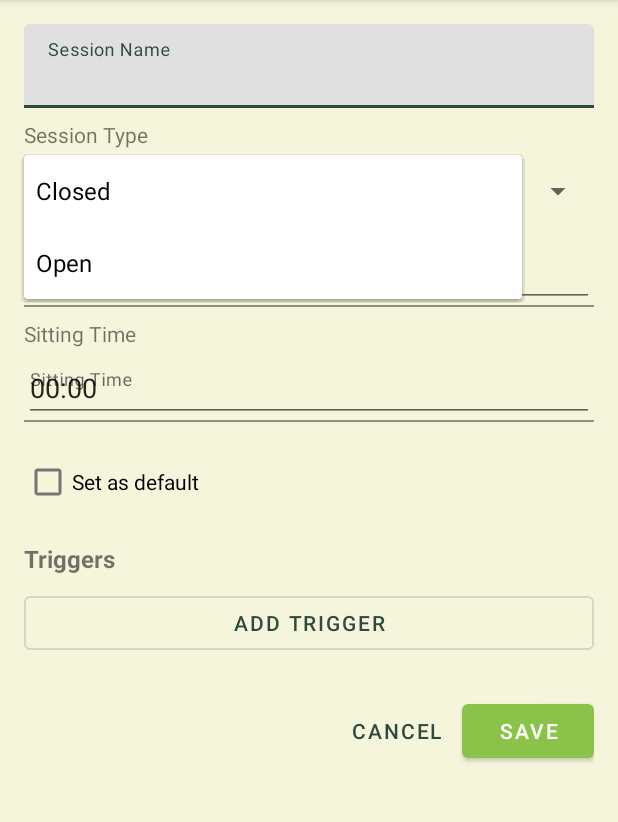
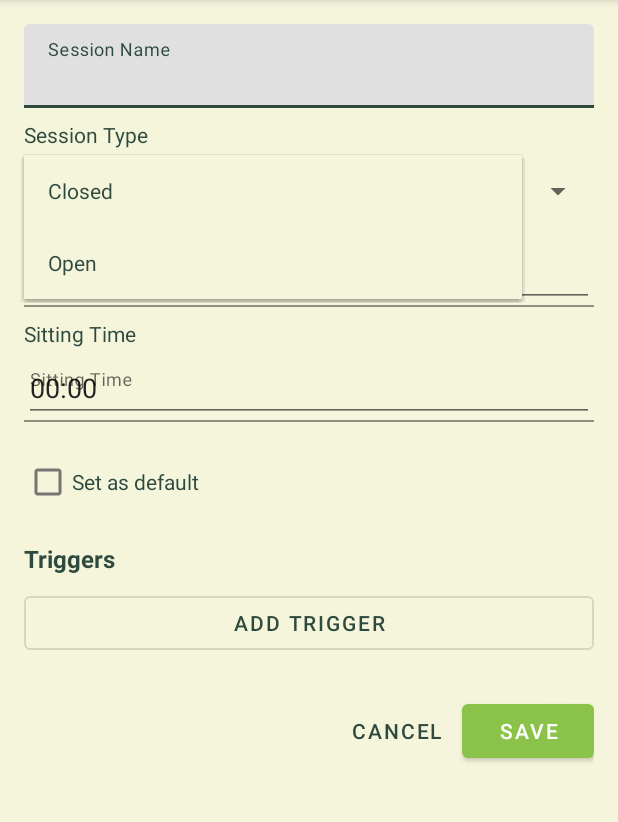
Before and after one commit to LRosa2/MyMeditation, an Android app: the SessionEditActivity screen opened directly, with no data from a screen before it, after a tap on "Closed", on a phone screen of 412 x 824 dp, the part 84-906 px from its top. Run offline under Robolectric (Android 15) with nearby library versions, the light colour scheme and no system bars; our stand-ins replace Room's generated code.

Commit message:
Added explicit android:textColor="@color/meditation_text" (dark green #2E4A3E) to all TextViews across layouts that lacked it. The root cause was the DayNight theme — in dark mode, default text is white, which is invisible on the beige (#F5F5DC) background.
Layouts fixed:

@d:\work\Projects\OtherProjects\MyMeditation\app\src\main\res\layout\item_session.xml — txtSessionType
@d:\work\Projects\OtherProjects\MyMeditation\app\src\main\res\layout\activity_sessions.xml — txtEmpty
@d:\work\Projects\OtherProjects\MyMeditation\app\src\main\res\layout\item_trigger.xml — txtTriggerTime, txtTriggerType, txtTriggerDetails
@d:\work\Projects\OtherProjects\MyMeditation\app\src\main\res\layout\item_reminder.xml — txtReminderTime, txtReminderMessage, txtReminderThreshold
@d:\work\Projects\OtherProjects\MyMeditation\app\src\main\res\layout\item_log_entry.xml — txtLogSession, txtLogDate, txtLogDuration
@d:\work\Projects\OtherProjects\MyMeditation\app\src\main\res\layout\item_chain.xml — txtChainRange
@d:\work\Projects\OtherProjects\MyMeditation\app\src\main\res\layout\activity_statistics.xml — all time/count TextViews + chains min minutes label

```diff
--- a/app/src/main/java/com/mymeditation/app/ui/main/MainActivity.kt
+++ b/app/src/main/java/com/mymeditation/app/ui/main/MainActivity.kt
@@ -214,8 +214,8 @@ class MainActivity : AppCompatActivity() {
         }
 
         val names = sessions.map { it.name }
-        val adapter = ArrayAdapter(this, android.R.layout.simple_spinner_item, names)
-        adapter.setDropDownViewResource(android.R.layout.simple_spinner_dropdown_item)
+        val adapter = ArrayAdapter(this, R.layout.spinner_item_dark, names)
+        adapter.setDropDownViewResource(R.layout.spinner_dropdown_item_dark)
         binding.spinnerSession.adapter = adapter
 
         // Select default or last used session
--- a/app/src/main/java/com/mymeditation/app/ui/sessions/SessionEditActivity.kt
+++ b/app/src/main/java/com/mymeditation/app/ui/sessions/SessionEditActivity.kt
@@ -72,10 +72,10 @@ class SessionEditActivity : AppCompatActivity() {
         // Setup type spinner
         val typeAdapter = ArrayAdapter(
             this,
-            android.R.layout.simple_spinner_item,
+            R.layout.spinner_item_dark,
             listOf("Closed", "Open")
         )
-        typeAdapter.setDropDownViewResource(android.R.layout.simple_spinner_dropdown_item)
+        typeAdapter.setDropDownViewResource(R.layout.spinner_dropdown_item_dark)
         binding.spinnerType.adapter = typeAdapter
 
         binding.spinnerType.onItemSelectedListener = object : android.widget.AdapterView.OnItemSelectedListener {
@@ -203,10 +203,10 @@ class SessionEditActivity : AppCompatActivity() {
         // Setup trigger type spinner
         val triggerTypeAdapter = ArrayAdapter(
             this,
-            android.R.layout.simple_spinner_item,
+            R.layout.spinner_item_dark,
             listOf("Ring Bell", "Play MP3 Track")
         )
-        triggerTypeAdapter.setDropDownViewResource(android.R.layout.simple_spinner_dropdown_item)
+        triggerTypeAdapter.setDropDownViewResource(R.layout.spinner_dropdown_item_dark)
         spinnerType.adapter = triggerTypeAdapter
 
         spinnerType.onItemSelectedListener = object : android.widget.AdapterView.OnItemSelectedListener {
--- a/app/src/main/res/layout/activity_main.xml
+++ b/app/src/main/res/layout/activity_main.xml
@@ -81,6 +81,7 @@
         android:layout_height="wrap_content"
         android:text="@string/volume"
         android:textSize="14sp"
+        android:textColor="@color/meditation_text"
         android:layout_marginBottom="4dp" />
 
     <SeekBar
--- a/app/src/main/res/layout/activity_reminder_edit.xml
+++ b/app/src/main/res/layout/activity_reminder_edit.xml
@@ -23,6 +23,7 @@
         android:layout_height="wrap_content"
         android:text="@string/reminder_time"
         android:textSize="14sp"
+        android:textColor="@color/meditation_text"
         android:layout_marginBottom="4dp" />
 
     <TimePicker
@@ -51,6 +52,7 @@
         android:layout_width="wrap_content"
         android:layout_height="wrap_content"
         android:text="@string/reminder_enabled"
+        android:textColor="@color/meditation_text"
         android:layout_marginBottom="16dp" />
 
     <LinearLayout
--- a/app/src/main/res/layout/activity_reminders.xml
+++ b/app/src/main/res/layout/activity_reminders.xml
@@ -19,6 +19,7 @@
         android:text="@string/no_reminders"
         android:gravity="center"
         android:textSize="16sp"
+        android:textColor="@color/meditation_text"
         android:visibility="gone" />
 
     <androidx.recyclerview.widget.RecyclerView
--- a/app/src/main/res/layout/activity_session_edit.xml
+++ b/app/src/main/res/layout/activity_session_edit.xml
@@ -28,6 +28,7 @@
             android:layout_height="wrap_content"
             android:text="@string/session_type"
             android:textSize="14sp"
+            android:textColor="@color/meditation_text"
             android:layout_marginBottom="4dp" />
 
         <Spinner
@@ -50,6 +51,7 @@
             android:layout_height="wrap_content"
             android:text="@string/sitting_time"
             android:textSize="14sp"
+            android:textColor="@color/meditation_text"
             android:layout_marginBottom="4dp" />
 
         <com.mymeditation.app.ui.widgets.DurationPickerView
@@ -65,6 +67,7 @@
             android:layout_width="wrap_content"
             android:layout_height="wrap_content"
             android:text="@string/set_as_default"
+            android:textColor="@color/meditation_text"
             android:layout_marginBottom="16dp" />
 
         <TextView
@@ -73,6 +76,7 @@
             android:text="@string/triggers"
             android:textSize="16sp"
             android:textStyle="bold"
+            android:textColor="@color/meditation_text"
             android:layout_marginBottom="8dp" />
 
         <com.google.android.material.button.MaterialButton
--- a/app/src/main/res/layout/activity_sitting_log.xml
+++ b/app/src/main/res/layout/activity_sitting_log.xml
@@ -37,6 +37,7 @@
         android:text="@string/no_log_entries"
         android:gravity="center"
         android:textSize="16sp"
+        android:textColor="@color/meditation_text"
         android:visibility="gone" />
 
     <androidx.recyclerview.widget.RecyclerView
--- a/app/src/main/res/layout/dialog_duration_picker.xml
+++ b/app/src/main/res/layout/dialog_duration_picker.xml
@@ -18,6 +18,7 @@
             android:layout_height="wrap_content"
             android:text="Minutes"
             android:textSize="12sp"
+            android:textColor="@color/meditation_text"
             android:labelFor="@+id/pickerMinutes" />
 
         <NumberPicker
@@ -33,6 +34,7 @@
         android:layout_height="wrap_content"
         android:text=":"
         android:textSize="32sp"
+        android:textColor="@color/meditation_text"
         android:layout_marginHorizontal="4dp"
         android:layout_gravity="center_vertical" />
 
@@ -48,6 +50,7 @@
             android:layout_height="wrap_content"
             android:text="Seconds"
             android:textSize="12sp"
+            android:textColor="@color/meditation_text"
             android:labelFor="@+id/pickerSeconds" />
 
         <NumberPicker
--- a/app/src/main/res/layout/dialog_trigger_edit.xml
+++ b/app/src/main/res/layout/dialog_trigger_edit.xml
@@ -21,6 +21,7 @@
             android:layout_height="wrap_content"
             android:text="@string/trigger_type"
             android:textSize="14sp"
+            android:textColor="@color/meditation_text"
             android:layout_marginBottom="4dp" />
 
         <Spinner
@@ -64,7 +65,8 @@
             android:layout_width="wrap_content"
             android:layout_height="wrap_content"
             android:text="@string/trigger_volume"
-            android:textSize="14sp" />
+            android:textSize="14sp"
+            android:textColor="@color/meditation_text" />
 
         <SeekBar
             android:id="@+id/seekBarTriggerVolume"
@@ -79,6 +81,7 @@
             android:layout_width="wrap_content"
             android:layout_height="wrap_content"
             android:text="@string/trigger_repeating"
+            android:textColor="@color/meditation_text"
             android:layout_marginBottom="4dp" />
 
         <com.google.android.material.textfield.TextInputLayout
--- a/app/src/main/res/layout/item_reminder.xml
+++ b/app/src/main/res/layout/item_reminder.xml
@@ -46,7 +46,8 @@
         <CheckBox
             android:id="@+id/chkReminderEnabled"
             android:layout_width="wrap_content"
-            android:layout_height="wrap_content" />
+            android:layout_height="wrap_content"
+            android:textColor="@color/meditation_text" />
 
         <ImageButton
             android:id="@+id/btnDeleteReminder"
--- /dev/null
+++ b/app/src/main/res/layout/spinner_dropdown_item_dark.xml
@@ -0,0 +1,12 @@
+<?xml version="1.0" encoding="utf-8"?>
+<TextView xmlns:android="http://schemas.android.com/apk/res/android"
+    android:id="@android:id/text1"
+    android:layout_width="match_parent"
+    android:layout_height="wrap_content"
+    android:paddingStart="16dp"
+    android:paddingEnd="16dp"
+    android:gravity="center_vertical"
+    android:minHeight="48dp"
+    android:textColor="@color/meditation_text"
+    android:textSize="14sp"
+    android:background="@color/meditation_bg" />
--- /dev/null
+++ b/app/src/main/res/layout/spinner_item_dark.xml
@@ -0,0 +1,11 @@
+<?xml version="1.0" encoding="utf-8"?>
+<TextView xmlns:android="http://schemas.android.com/apk/res/android"
+    android:id="@android:id/text1"
+    android:layout_width="match_parent"
+    android:layout_height="wrap_content"
+    android:paddingStart="8dp"
+    android:paddingEnd="8dp"
+    android:gravity="center_vertical"
+    android:minHeight="48dp"
+    android:textColor="@color/meditation_text"
+    android:textSize="14sp" />
```
Also changed, not shown: app/src/main/res/layout/activity_settings.xml (+6 -1 lines).
